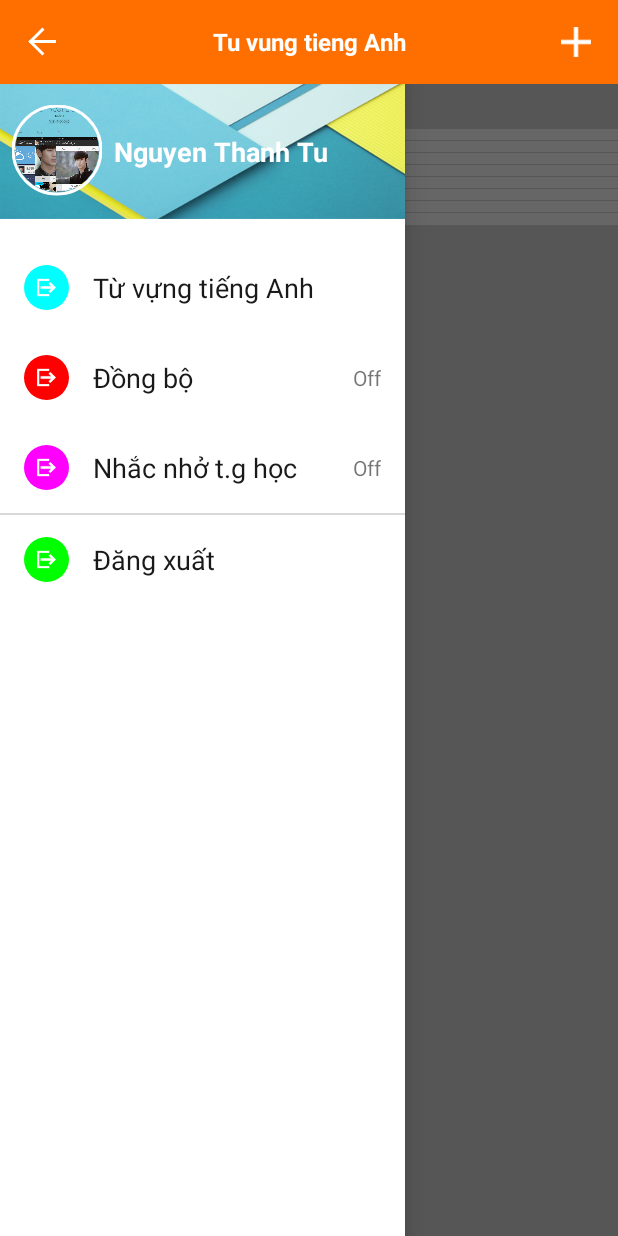
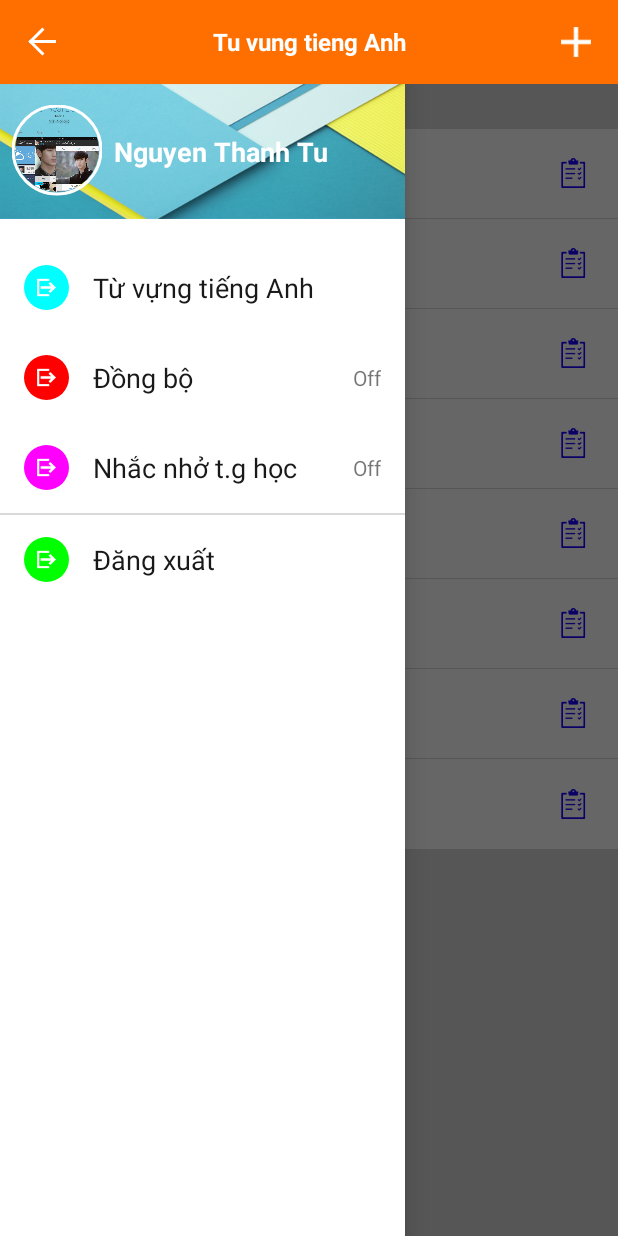
Before and after one commit to dovietnga0909/EnglishVocabulary, an Android app: the HomeActivity screen opened directly, with no data from a screen before it, with the side drawer open, on a phone screen of 412 x 824 dp. Run offline under Robolectric (Android 15) with nearby library versions, the phone set to English and light mode, and no system bars; pictures from the network do not load.

Commit message:
dimen ItemTopic
ngadv

```diff
--- a/Source/EnglishVocabulary/app/src/main/res/values/dimens.xml
+++ b/Source/EnglishVocabulary/app/src/main/res/values/dimens.xml
@@ -9,4 +9,6 @@
     <dimen name="navigation_drawer_width">240dp</dimen>
     <dimen name="actionbar_dimen">56dp</dimen>
     <dimen name="test_outcome_height">130dp</dimen>
+
+    <dimen name="item_topic">60dp</dimen>
 </resources>
```
